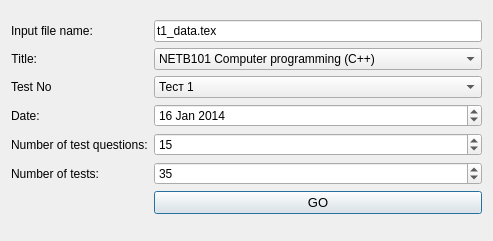
Old version of the form ut.ui in the repository nkirov/tests_generator.
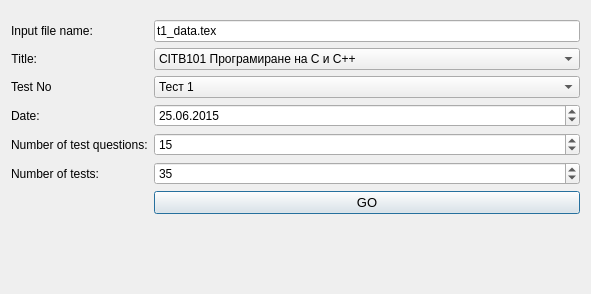
New version of the form.

```diff
--- a/ut.ui
+++ b/ut.ui
@@ -6,8 +6,8 @@
    <rect>
     <x>0</x>
     <y>0</y>
-    <width>446</width>
-    <height>241</height>
+    <width>591</width>
+    <height>294</height>
    </rect>
   </property>
   <property name="windowTitle">
@@ -55,17 +55,7 @@
      </property>
      <item>
       <property name="text">
-       <string>NETB101 Computer programming (C++)</string>
-      </property>
-     </item>
-     <item>
-      <property name="text">
-       <string>NETB201 Data structures (C++)</string>
-      </property>
-     </item>
-     <item>
-      <property name="text">
-       <string>CITB303 Структури от данни (С++)</string>
+       <string>CITB101 Програмиране на С и С++</string>
       </property>
      </item>
      <item>
@@ -150,11 +140,17 @@
     <widget class="QDateEdit" name="ddate">
      <property name="date">
       <date>
-       <year>2014</year>
-       <month>1</month>
-       <day>16</day>
+       <year>2015</year>
+       <month>6</month>
+       <day>25</day>
       </date>
      </property>
+     <property name="displayFormat">
+      <string>d.MM.yyyy</string>
+     </property>
+     <property name="calendarPopup">
+      <bool>false</bool>
+     </property>
     </widget>
    </item>
    <item row="8" column="0">
```
Left out of the diff: 17 changed lines with no effect on the pictures.
